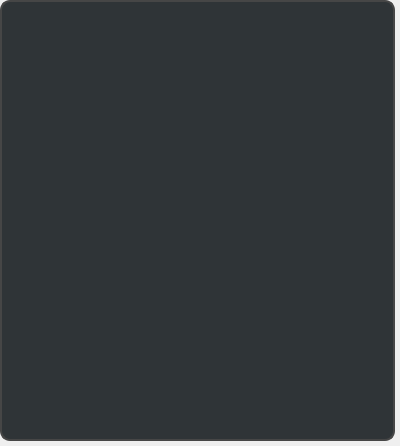
Old version of the form reminderscontainer.ui in the repository alvi-khan/Marshal.
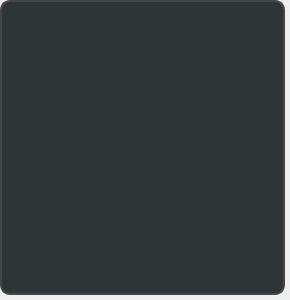
New version of the form.

What changed in the file:
```diff
--- a/reminderscontainer.ui
+++ b/reminderscontainer.ui
@@ -6,10 +6,16 @@
    <rect>
     <x>0</x>
     <y>0</y>
-    <width>400</width>
-    <height>446</height>
+    <width>290</width>
+    <height>300</height>
    </rect>
   </property>
+  <property name="minimumSize">
+   <size>
+    <width>0</width>
+    <height>0</height>
+   </size>
+  </property>
   <property name="maximumSize">
    <size>
     <width>16777215</width>
@@ -25,6 +31,7 @@
 	border: 1.5px solid rgb(70, 70, 70);
 	border-radius: 10px;
 	background-color: rgb(47, 52, 55);
+	padding: 5px;
 }</string>
   </property>
   <layout class="QVBoxLayout" name="verticalLayout">
@@ -43,7 +50,7 @@
    <item>
     <widget class="QFrame" name="frame">
      <property name="styleSheet">
-      <string notr="true">padding: 5px;</string>
+      <string notr="true"/>
      </property>
      <property name="frameShape">
       <enum>QFrame::StyledPanel</enum>
@@ -70,8 +77,11 @@
       <item>
        <widget class="QScrollArea" name="scrollArea">
         <property name="styleSheet">
-         <string notr="true">border: none;
-background-color: rgb(47, 52, 55);</string>
+         <string notr="true">QScrollArea
+{
+	border: none;
+	background-color: rgb(47, 52, 55);
+}</string>
         </property>
         <property name="verticalScrollBarPolicy">
          <enum>Qt::ScrollBarAlwaysOff</enum>
@@ -79,28 +89,20 @@
         <property name="widgetResizable">
          <bool>true</bool>
         </property>
+        <property name="alignment">
+         <set>Qt::AlignLeading|Qt::AlignLeft|Qt::AlignTop</set>
+        </property>
         <widget class="QWidget" name="mainArea">
          <property name="geometry">
           <rect>
            <x>0</x>
            <y>0</y>
-           <width>371</width>
-           <height>417</height>
+           <width>271</width>
+           <height>281</height>
           </rect>
          </property>
-         <property name="sizePolicy">
-          <sizepolicy hsizetype="Preferred" vsizetype="Preferred">
-           <horstretch>0</horstretch>
-           <verstretch>0</verstretch>
-          </sizepolicy>
-         </property>
          <property name="styleSheet">
-          <string notr="true">QTextBrowser
-{
-	border: 1.5px solid rgb(70, 70, 70);
-	border-radius: 10px;
-	background-color: rgb(35, 35, 35);
-}</string>
+          <string notr="true">background-color: rgba(255, 255, 255, 0);</string>
          </property>
          <layout class="QVBoxLayout" name="verticalLayout_3">
           <property name="spacing">
```
